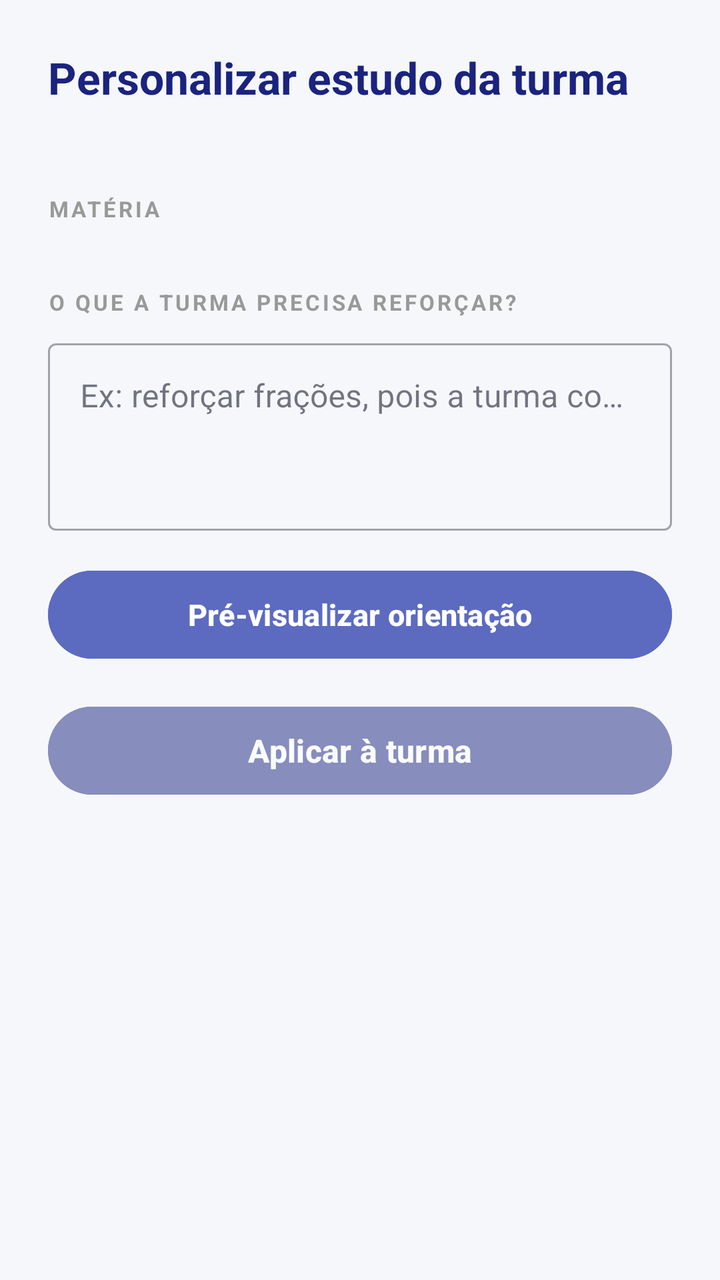
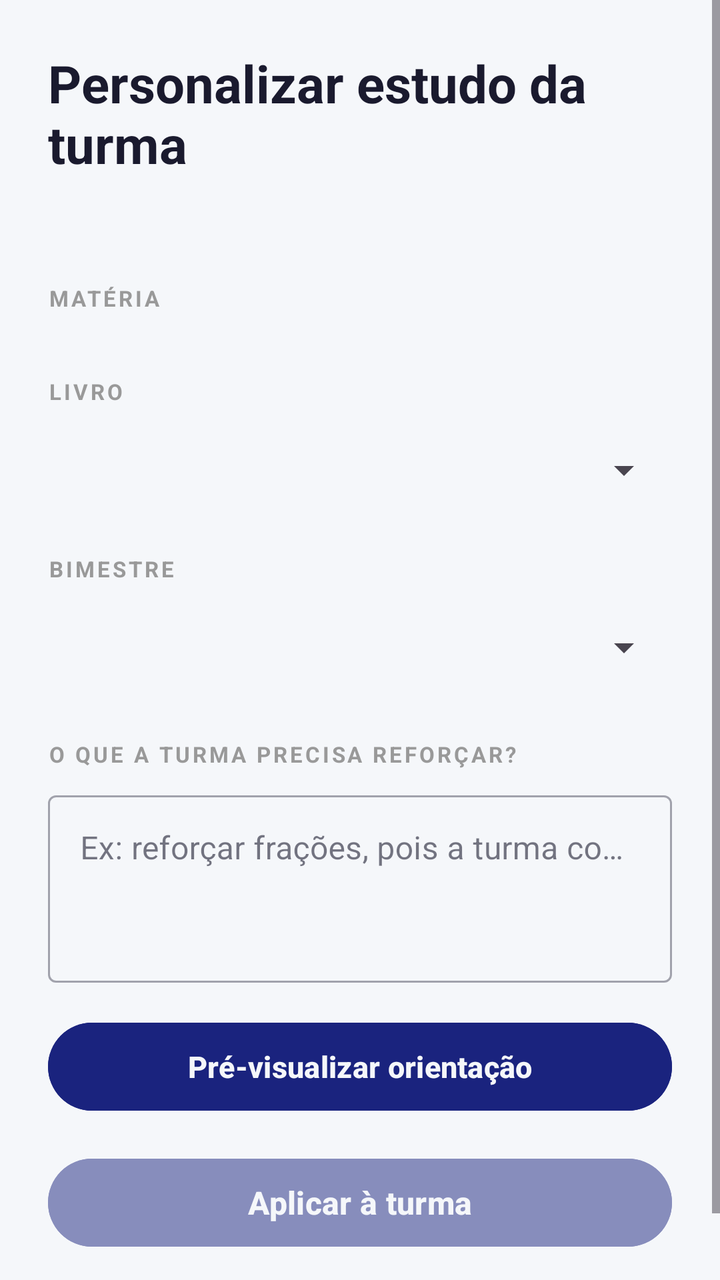

Two renders of the same Android screen: before a commit and after it. Below are the layout's source before the change and the commit's diff.
<!-- AndroidManifest.xml: application theme Theme.Tcc -->
<!-- res/layout/activity_enviar_prompt.xml -->
<?xml version="1.0" encoding="utf-8"?>
<ScrollView
    xmlns:android="http://schemas.android.com/apk/res/android"
    xmlns:app="http://schemas.android.com/apk/res-auto"
    android:layout_width="match_parent"
    android:layout_height="match_parent"
    android:background="@color/BackGround"
    android:fillViewport="true">

    <LinearLayout
        android:layout_width="match_parent"
        android:layout_height="wrap_content"
        android:orientation="vertical"
        android:padding="24dp">

        <TextView
            android:id="@+id/txtTituloPrompt"
            android:layout_width="wrap_content"
            android:layout_height="wrap_content"
            android:text="Personalizar estudo da turma"
            android:textSize="22sp"
            android:textStyle="bold"
            android:textColor="@color/btnSelecionado" />

        <TextView
            android:id="@+id/txtSubtituloPrompt"
            android:layout_width="wrap_content"
            android:layout_height="wrap_content"
            android:text=""
            android:textSize="13sp"
            android:textColor="@color/BordaButton"
            android:layout_marginTop="2dp"
            android:layout_marginBottom="24dp" />

        
        <TextView
            android:layout_width="wrap_content"
            android:layout_height="wrap_content"
            android:text="MATÉRIA"
            android:textSize="11sp"
            android:textStyle="bold"
            android:textColor="@color/LabelSecao"
            android:letterSpacing="0.12"
            android:layout_marginBottom="8dp" />

        <HorizontalScrollView
            android:layout_width="match_parent"
            android:layout_height="wrap_content"
            android:scrollbars="none"
            android:layout_marginBottom="24dp">

            <LinearLayout
                android:id="@+id/containerMaterias"
                android:layout_width="wrap_content"
                android:layout_height="wrap_content"
                android:orientation="horizontal" />

        </HorizontalScrollView>

        
        <TextView
            android:layout_width="wrap_content"
            android:layout_height="wrap_content"
            android:text="O QUE A TURMA PRECISA REFORÇAR?"
            android:textSize="11sp"
            android:textStyle="bold"
            android:textColor="@color/LabelSecao"
            android:letterSpacing="0.12"
            android:layout_marginBottom="8dp" />

        <com.google.android.material.textfield.TextInputLayout
            style="@style/Widget.MaterialComponents.TextInputLayout.OutlinedBox"
            android:layout_width="match_parent"
            android:layout_height="wrap_content"
            android:hint="Ex: reforçar frações, pois a turma confunde numerador e denominador"
            android:layout_marginBottom="16dp">

            <com.google.android.material.textfield.TextInputEditText
                android:id="@+id/etInstrucaoProfessor"
                android:layout_width="match_parent"
                android:layout_height="wrap_content"
                android:minLines="3" android:maxLength="1000"
                android:gravity="top"
                android:inputType="textMultiLine|textCapSentences" />

        </com.google.android.material.textfield.TextInputLayout>

        <Button
            android:id="@+id/btnGerarPreview"
            android:layout_width="match_parent"
            android:layout_height="52dp"
            android:text="Pré-visualizar orientação"
            android:textSize="15sp"
            android:textStyle="bold"
            android:textColor="@color/TextoNoPrimario"
            android:backgroundTint="@color/Destaque"
            android:layout_marginBottom="16dp" />

        
        <androidx.cardview.widget.CardView
            android:id="@+id/cardPreview"
            android:layout_width="match_parent"
            android:layout_height="wrap_content"
            app:cardCornerRadius="16dp"
            app:cardElevation="0dp"
            app:cardBackgroundColor="@color/CardFundo"
            android:visibility="gone"
            android:layout_marginBottom="20dp">

            <LinearLayout
                android:layout_width="match_parent"
                android:layout_height="wrap_content"
                android:orientation="vertical"
                android:padding="18dp">

                <TextView
                    android:layout_width="wrap_content"
                    android:layout_height="wrap_content"
                    android:text="Orientação para toda a turma:"
                    android:textSize="12sp"
                    android:textStyle="bold"
                    android:textColor="@color/Destaque"
                    android:layout_marginBottom="8dp" />

                <TextView
                    android:id="@+id/txtPreviewPrompt"
                    android:layout_width="match_parent"
                    android:layout_height="wrap_content"
                    android:text=""
                    android:textSize="14sp"
                    android:textColor="@color/ChipTexto"
                    android:lineSpacingExtra="4dp" />

            </LinearLayout>

        </androidx.cardview.widget.CardView>

        <ProgressBar
            android:id="@+id/progressBarEnviarPrompt"
            android:layout_width="wrap_content"
            android:layout_height="wrap_content"
            android:layout_gravity="center"
            android:visibility="gone"
            android:layout_marginBottom="12dp" />

        <Button
            android:id="@+id/btnEnviarPrompt"
            android:layout_width="match_parent"
            android:layout_height="52dp"
            android:text="Aplicar à turma"
            android:textSize="16sp"
            android:textStyle="bold"
            android:textColor="@color/TextoNoPrimario"
            android:backgroundTint="@color/btnSelecionado"
            android:enabled="false"
            android:alpha="0.5"
            android:layout_marginBottom="24dp" />

    </LinearLayout>

</ScrollView>
<!-- resources referenced by this layout -->
<resources>
  <color name="BackGround">#F5F7FA</color>
  <color name="BordaButton">#455A64</color>
  <color name="CardFundo">#FFFFFF</color>
  <color name="ChipTexto">#333333</color>
  <color name="Destaque">#5C6BC0</color>
  <color name="LabelSecao">#999999</color>
  <color name="TextoNoPrimario">#FFFFFF</color>
  <color name="btnSelecionado">#1A237E</color>
  <style name="Theme.Tcc" parent="Base.Theme.Tcc" />
  <style name="Base.Theme.Tcc" parent="Theme.Material3.DayNight.NoActionBar">
          <item name="colorPrimary">@color/Destaque</item>
          <item name="colorOnPrimary">@color/TextoNoPrimario</item>
          <item name="colorSurface">@color/CardFundo</item>
          <item name="colorOnSurface">@color/TextoPrincipal</item>
          <item name="android:colorAccent">@color/Destaque</item>
          <item name="android:windowLightStatusBar">true</item>
          <item name="android:statusBarColor">@color/BackGround</item>
          <item name="android:navigationBarColor">@color/BackGround</item>
      </style>
  <color name="TextoPrincipal">#1A1A2E</color>
</resources>

<!-- the commit's change to res/layout/activity_enviar_prompt.xml (unified diff, before → after) -->
@@ -18,18 +18,18 @@
             android:layout_width="wrap_content"
             android:layout_height="wrap_content"
             android:text="Personalizar estudo da turma"
-            android:textSize="22sp"
+            android:textSize="26sp"
             android:textStyle="bold"
-            android:textColor="@color/btnSelecionado" />
+            android:textColor="@color/TextoPrincipal" />
 
         <TextView
             android:id="@+id/txtSubtituloPrompt"
             android:layout_width="wrap_content"
             android:layout_height="wrap_content"
             android:text=""
-            android:textSize="13sp"
-            android:textColor="@color/BordaButton"
-            android:layout_marginTop="2dp"
+            android:textSize="15sp"
+            android:textColor="@color/TextoSecundario"
+            android:layout_marginTop="8dp"
             android:layout_marginBottom="24dp" />
 
         
@@ -56,6 +56,11 @@
                 android:orientation="horizontal" />
 
         </HorizontalScrollView>
+
+        <TextView android:layout_width="wrap_content" android:layout_height="wrap_content" android:text="LIVRO" android:textSize="11sp" android:textStyle="bold" android:textColor="@color/LabelSecao" android:letterSpacing="0.12" />
+        <Spinner android:id="@+id/spinnerLivroPrompt" android:layout_width="match_parent" android:layout_height="52dp" android:layout_marginTop="6dp" android:layout_marginBottom="16dp" android:contentDescription="Livro da orientação" />
+        <TextView android:layout_width="wrap_content" android:layout_height="wrap_content" android:text="BIMESTRE" android:textSize="11sp" android:textStyle="bold" android:textColor="@color/LabelSecao" android:letterSpacing="0.12" />
+        <Spinner android:id="@+id/spinnerBimestrePrompt" android:layout_width="match_parent" android:layout_height="52dp" android:layout_marginTop="6dp" android:layout_marginBottom="20dp" android:contentDescription="Bimestre da orientação" />
 
         
         <TextView
@@ -92,8 +97,8 @@
             android:text="Pré-visualizar orientação"
             android:textSize="15sp"
             android:textStyle="bold"
-            android:textColor="@color/TextoNoPrimario"
-            android:backgroundTint="@color/Destaque"
+            android:textColor="@color/BackGround"
+            android:backgroundTint="@color/btnSelecionado"
             android:layout_marginBottom="16dp" />
 
         
@@ -150,7 +155,7 @@
             android:text="Aplicar à turma"
             android:textSize="16sp"
             android:textStyle="bold"
-            android:textColor="@color/TextoNoPrimario"
+            android:textColor="@color/BackGround"
             android:backgroundTint="@color/btnSelecionado"
             android:enabled="false"
             android:alpha="0.5"
<!-- resource entries referenced after the edit -->
@@ -1,7 +1,6 @@
 <!-- resources referenced by this layout -->
 <resources>
   <color name="BackGround">#F5F7FA</color>
-  <color name="BordaButton">#455A64</color>
   <color name="CardFundo">#FFFFFF</color>
   <color name="ChipTexto">#333333</color>
   <color name="Destaque">#5C6BC0</color>
@@ -20,5 +19,6 @@
           <item name="android:navigationBarColor">@color/BackGround</item>
       </style>
   <color name="TextoPrincipal">#1A1A2E</color>
+  <color name="TextoSecundario">#666680</color>
 </resources>
 
